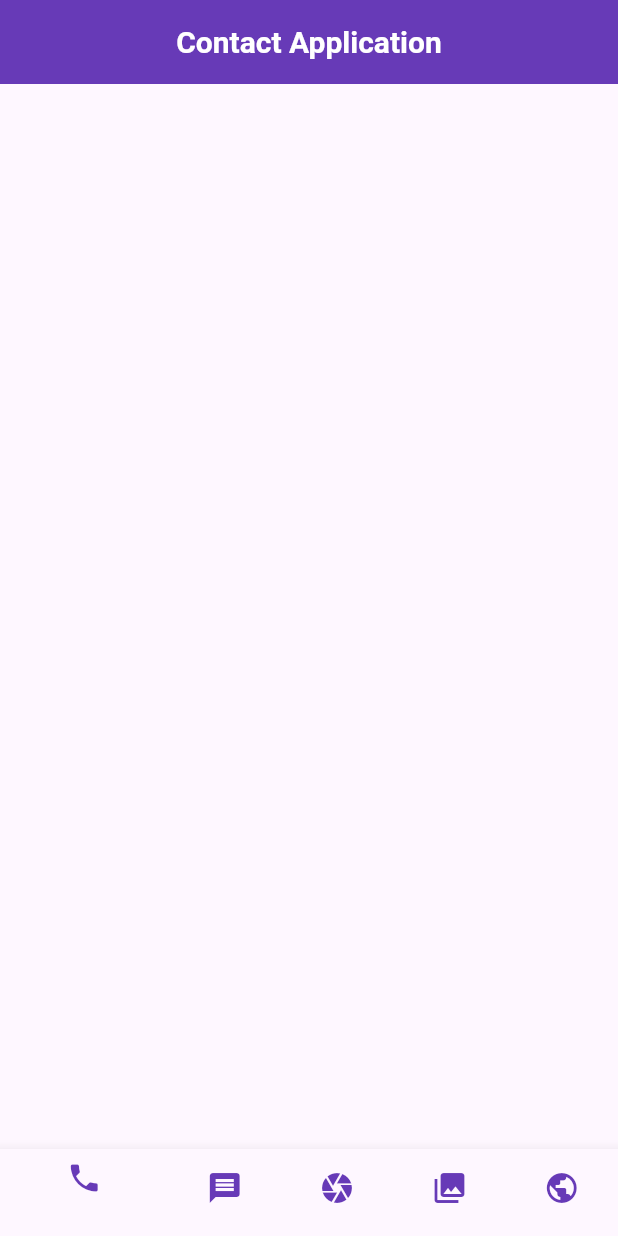
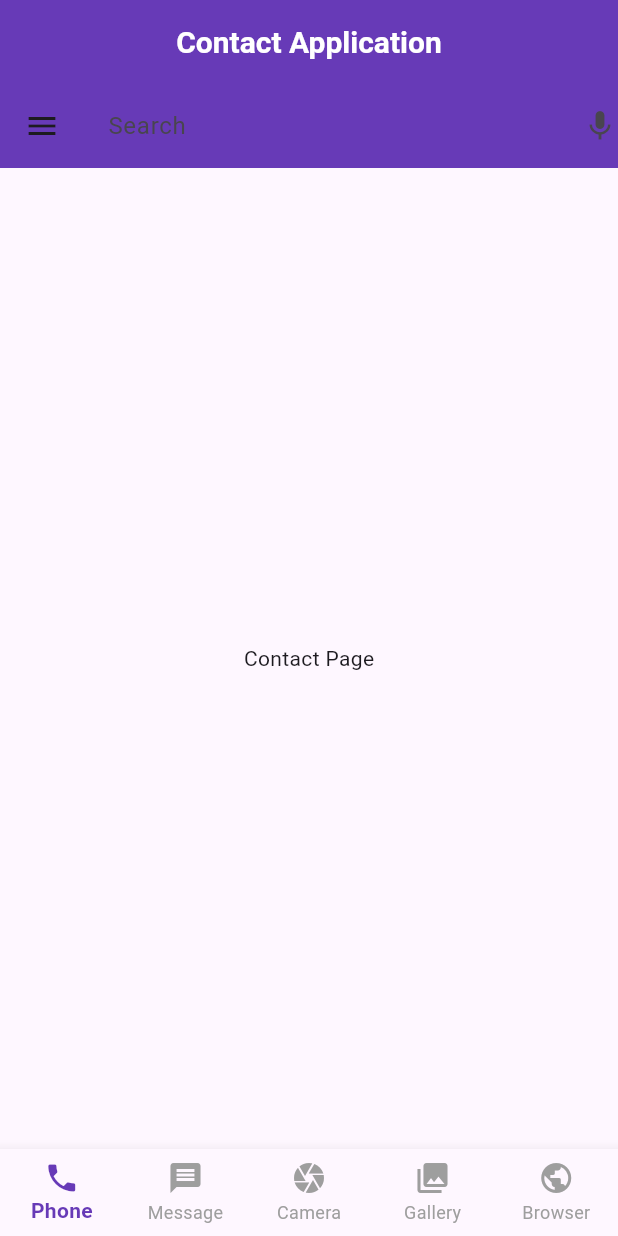
Before and after one commit to Ritik5629/flutter-bottom-nav-multi-page, a Flutter app: the screen it shows after launch, on a phone screen of 412 x 824 dp. Run offline on Flutter 3.47's test engine with Material 3 defaults, Android fonts, the light colour scheme and no system bars.

Commit message:
Contact Page Created

```diff
--- /dev/null
+++ b/lib/contact_page.dart
@@ -0,0 +1,36 @@
+import 'package:flutter/material.dart';
+
+class ContactPage extends StatelessWidget {
+  const ContactPage({super.key});
+
+  @override
+  Widget build(BuildContext context) {
+    return MaterialApp(
+      debugShowCheckedModeBanner: false,
+      home: Scaffold(
+        drawer: Drawer(),
+
+        appBar: AppBar(
+          backgroundColor: Colors.deepPurple,
+
+          title: TextField(
+            decoration: const InputDecoration(
+              hintText: "Search",
+              border: InputBorder.none,
+
+            ),
+            style: const TextStyle(color: Colors.white),
+          ),
+
+          actions: const [
+            Icon(Icons.mic),
+          ],
+        ),
+
+        body: const Center(
+          child: Text("Contact Page"),
+        ),
+      ),
+    );
+  }
+}
--- a/lib/main.dart
+++ b/lib/main.dart
@@ -1,11 +1,27 @@
+import 'package:contact_app_gui/contact_page.dart';
 import 'package:flutter/material.dart';
 
 void main() {
   runApp(const MyApp());
 }
 
-class MyApp extends StatelessWidget {
+class MyApp extends StatefulWidget {
   const MyApp({super.key});
+
+  @override
+  State<MyApp> createState() => _MyAppState();
+}
+
+class _MyAppState extends State<MyApp> {
+  int myIndex = 0;
+
+  final List<Widget> pages = [
+    ContactPage(),
+    Center(child: Text("Message page is coming soon")),
+    Center(child: Text("Camera page is coming soon")),
+    Center(child: Text("Gallery page is coming soon")),
+    Center(child: Text("Browser page is coming soon")),
+  ];
 
   @override
   Widget build(BuildContext context) {
@@ -15,7 +31,7 @@ class MyApp extends StatelessWidget {
         appBar: AppBar(
           backgroundColor: Colors.deepPurple,
           centerTitle: true,
-          title: Text(
+          title: const Text(
             "Contact Application",
             style: TextStyle(
               fontSize: 20,
@@ -25,13 +41,31 @@ class MyApp extends StatelessWidget {
           ),
         ),
 
+        body: pages[myIndex],
+
         bottomNavigationBar: BottomNavigationBar(
-          items: [
-            BottomNavigationBarItem(icon: Icon(Icons.phone,color: Colors.deepPurple,), label: 'Home'),
-            BottomNavigationBarItem(icon: Icon(Icons.message,color: Colors.deepPurple,), label: 'Home'),
-            BottomNavigationBarItem(icon: Icon(Icons.camera,color: Colors.deepPurple,), label: 'Home'),
-            BottomNavigationBarItem(icon: Icon(Icons.photo_library,color: Colors.deepPurple,), label: 'Home'),
-            BottomNavigationBarItem(icon: Icon(Icons.public,color: Colors.deepPurple,), label: 'Home'),
+          type: BottomNavigationBarType.fixed,
+          currentIndex: myIndex,
+          selectedItemColor: Colors.deepPurple,
+          unselectedItemColor: Colors.grey,
+          selectedLabelStyle: const TextStyle(fontWeight: FontWeight.bold),
+          onTap: (index) {
+            setState(() {
+              myIndex = index;
+            });
+          },
+          items: const [
+            BottomNavigationBarItem(icon: Icon(Icons.phone), label: 'Phone'),
+            BottomNavigationBarItem(
+              icon: Icon(Icons.message),
+              label: 'Message',
+            ),
+            BottomNavigationBarItem(icon: Icon(Icons.camera), label: 'Camera'),
+            BottomNavigationBarItem(
+              icon: Icon(Icons.photo_library),
+              label: 'Gallery',
+            ),
+            BottomNavigationBarItem(icon: Icon(Icons.public), label: 'Browser'),
           ],
         ),
       ),
```
